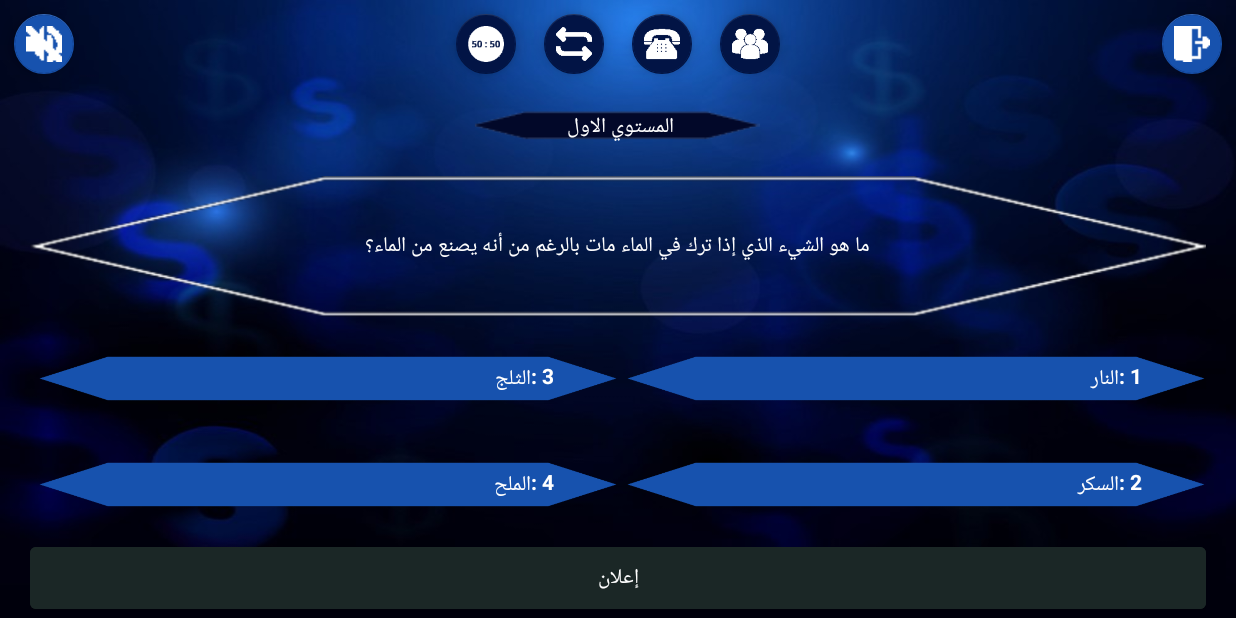
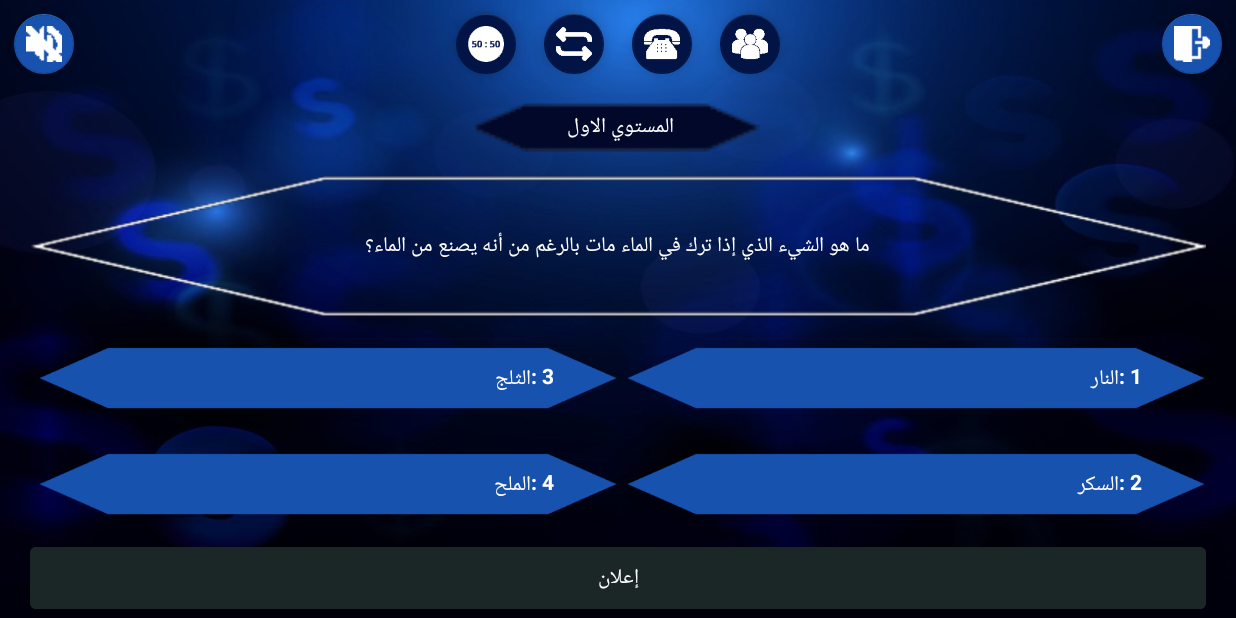
Before and after one commit to tamer017/molloonaire, an Android app: the Game screen opened directly, with no data from a screen before it, on a phone screen of 824 x 412 dp (held sideways). Run offline under Robolectric (Android 15) with nearby library versions, the phone set to English and light mode, and no system bars; libraries missing offline, so code that uses them is left out: com.github.mikephil.charting.

```diff
--- a/app/src/main/res/layout/activity_game.xml
+++ b/app/src/main/res/layout/activity_game.xml
@@ -108,8 +108,7 @@
             <ImageView
                 android:layout_width="wrap_content"
                 android:layout_height="match_parent"
-                android:layout_centerHorizontal="true"
-                android:layout_centerVertical="true"
+                android:layout_centerInParent="true"
                 android:src="@drawable/question_number" />
 
             <TextView
```
Also changed, not shown: app/src/main/res/drawable/button.png (added), app/src/main/res/drawable/logo.png (added), app/src/main/res/drawable/option.png, app/src/main/res/drawable/question_number.png.
